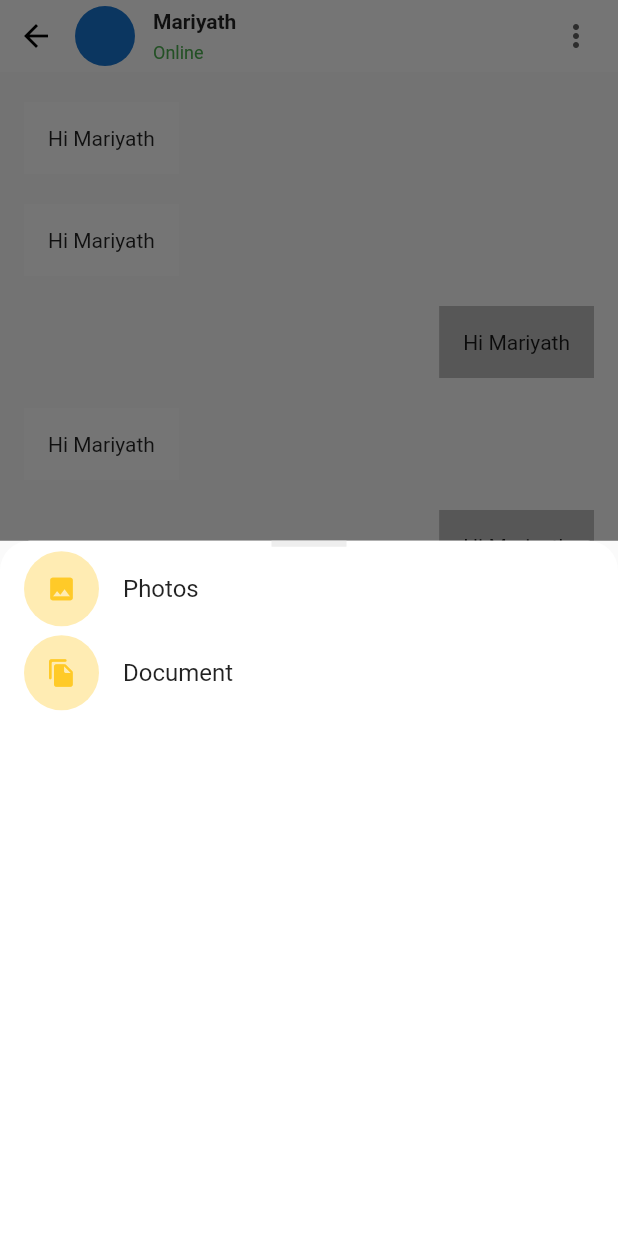
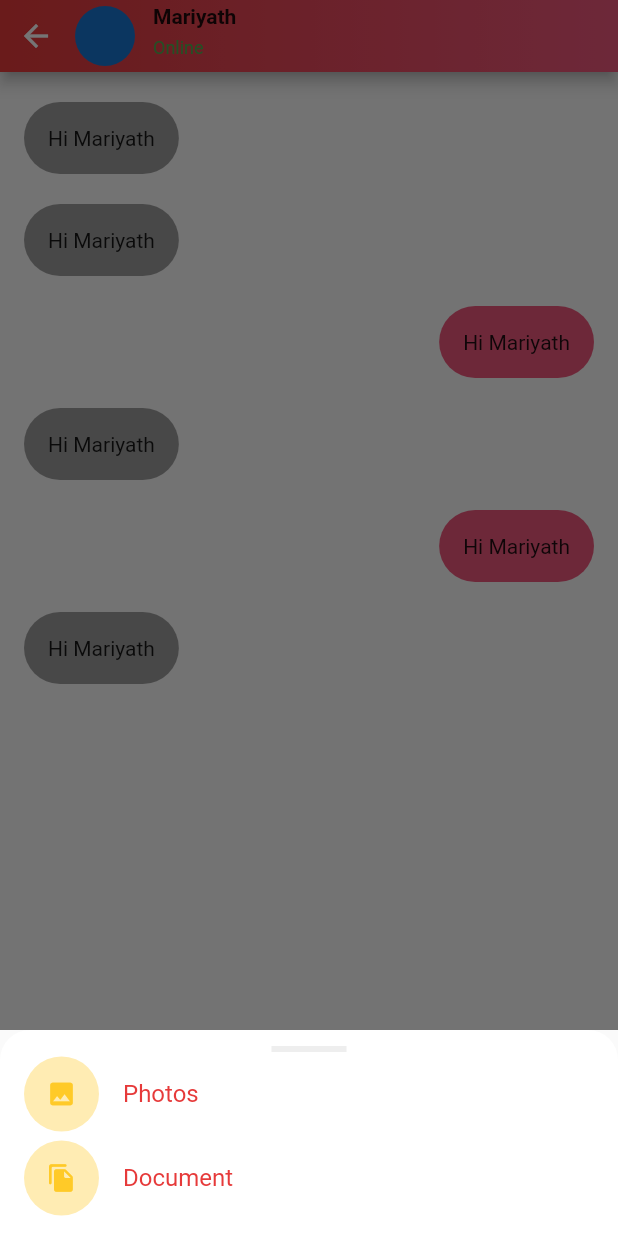
Before and after one commit to jithya471/swapbay, a Flutter app: the ChatDetailPage screen opened directly, after a tap on the "add" icon, on a phone screen of 412 x 824 dp. Run offline on Flutter 3.47's test engine with Material 2 defaults, Android fonts, the phone set to English and light mode, and no system bars; our stand-ins replace carousel_slider, dropdown_textfield, font_awesome_flutter, image_picker, like_button, pin_code_fields and 2 more.

Commit message:
final ui

```diff
--- a/lib/accounts.dart
+++ b/lib/accounts.dart
@@ -142,7 +142,7 @@ class _AccountsPageState extends State<AccountsPage> {
                                               });
                                             }),
                                         Expanded(
-                                          child: Text('MALE'),
+                                          child: Text('MALE', style: TextStyle(color: kBlack),),
                                         )
                                       ],
                                     ),
@@ -159,7 +159,7 @@ class _AccountsPageState extends State<AccountsPage> {
                                                 gender = value.toString();
                                               });
                                             }),
-                                        Expanded(child: Text('FEMALE'))
+                                        Expanded(child: Text('FEMALE', style: TextStyle(color: kBlack)))
                                       ],
                                     ),
                                   ),
@@ -175,7 +175,7 @@ class _AccountsPageState extends State<AccountsPage> {
                                                 gender = value.toString();
                                               });
                                             }),
-                                        Expanded(child: Text('OTHER'))
+                                        Expanded(child: Text('OTHER', style: TextStyle(color: kBlack)))
                                       ],
                                     ),
                                   ),
--- a/lib/chat_bubble.dart
+++ b/lib/chat_bubble.dart
@@ -1,6 +1,7 @@
 import 'package:flutter/material.dart';
 import 'package:swapbay/chat_message.dart';
 import 'package:flutter/cupertino.dart';
+import 'package:swapbay/constants.dart';
 import 'chat_detailpage.dart';
 
 class ChatBubble extends StatelessWidget {
@@ -10,13 +11,20 @@ class ChatBubble extends StatelessWidget {
   @override
   Widget build(BuildContext context) {
     return Container(
-      padding: EdgeInsets.only(left: 16,right: 16,top: 10,bottom: 10),
+      padding: EdgeInsets.only(left: 16, right: 16, top: 10, bottom: 10),
       child: Align(
-        alignment: (chatMessage.type == MessageType.Receiver?Alignment.topLeft:Alignment.topRight),
+        alignment: (chatMessage.type == MessageType.Receiver
+            ? Alignment.topLeft
+            : Alignment.topRight),
         child: Container(
-          color: (chatMessage.type == MessageType.Receiver?Colors.white:Colors.grey.shade400),
+          decoration: BoxDecoration(
+            borderRadius: BorderRadius.circular(50),
+            color: (chatMessage.type == MessageType.Receiver
+                ? Colors.grey
+                : secondaryColor),
+          ),
           padding: EdgeInsets.all(16),
-          child:Text(chatMessage.message),
+          child: Text(chatMessage.message),
         ),
       ),
     );
--- a/lib/chat_detailpage.dart
+++ b/lib/chat_detailpage.dart
@@ -1,4 +1,5 @@
 import 'package:flutter/material.dart';
+import 'package:swapbay/constants.dart';
 import 'package:swapbay/sendmenu_itemlist.dart';
 import 'chat_bubble.dart';
 import 'chat_message.dart';
@@ -36,12 +37,14 @@ class _ChatDetailPageState extends State<ChatDetailPage> {
         context: context,
         builder: (context) {
           return Container(
+            height: MediaQuery.of(context).size.height / 6,
             decoration: BoxDecoration(
               color: Colors.white,
               borderRadius: BorderRadius.only(
                   topRight: Radius.circular(20), topLeft: Radius.circular(20)),
             ),
             child: Column(
+              mainAxisAlignment: MainAxisAlignment.center,
               children: <Widget>[
                 Center(
                   child: Container(
@@ -69,7 +72,10 @@ class _ChatDetailPageState extends State<ChatDetailPage> {
                             color: menuItems[index].color.shade400,
                           ),
                         ),
-                        title: Text(menuItems[index].text),
+                        title: Text(
+                          menuItems[index].text,
+                         style: TextStyle(color: primaryColor),
+                        ),
                       );
                     }),
               ],
@@ -127,6 +133,7 @@ class _ChatDetailPageState extends State<ChatDetailPage> {
                   ),
                   Expanded(
                     child: TextField(
+                      style: TextStyle(color: Colors.black),
                       decoration: InputDecoration(
                           hintText: 'Type Message...',
                           hintStyle: TextStyle(color: Colors.grey.shade500),
--- a/lib/chat_message.dart
+++ b/lib/chat_message.dart
@@ -1,8 +1,7 @@
-
 import 'chat_detailpage.dart';
 
-class ChatMessage{
+class ChatMessage {
   String message;
   MessageType type;
-  ChatMessage({required this.message,required this.type});
+  ChatMessage({required this.message, required this.type});
 }
--- a/lib/chatdetail_appbar.dart
+++ b/lib/chatdetail_appbar.dart
@@ -1,43 +1,63 @@
 import 'package:flutter/material.dart';
+import 'package:swapbay/constants.dart';
 
-class ChatDetailPageAppBar extends StatelessWidget implements PreferredSizeWidget {
+class ChatDetailPageAppBar extends StatelessWidget
+    implements PreferredSizeWidget {
   const ChatDetailPageAppBar({Key? key}) : super(key: key);
 
   @override
   Widget build(BuildContext context) {
     return AppBar(
-      elevation: 0,
       automaticallyImplyLeading: false,
-      backgroundColor: Colors.white,
-      flexibleSpace: SafeArea(
-        child: Container(
-          padding: EdgeInsets.only(right: 16),
+      flexibleSpace: Container(
+        decoration: BoxDecoration(gradient: primary),
+
+        child: SafeArea(
           child: Row(
             children: <Widget>[
-              IconButton(onPressed: () {
-                Navigator.pop(context);
-              },
-                icon: Icon(Icons.arrow_back, color: Colors.black,),),
-              SizedBox(width: 2,),
+              IconButton(
+                onPressed: () {
+                  Navigator.pop(context);
+                },
+                icon: Icon(
+                  Icons.arrow_back,
+                  color: Colors.white,
+                ),
+              ),
+              SizedBox(
+                width: 2,
+              ),
               CircleAvatar(
                 backgroundImage: AssetImage('images/user.png'),
                 maxRadius: 20,
               ),
-              SizedBox(width: 12,),
+              SizedBox(
+                width: 12,
+              ),
               Expanded(
                 child: Column(
                   crossAxisAlignment: CrossAxisAlignment.start,
                   mainAxisAlignment: MainAxisAlignment.center,
                   children: <Widget>[
-                    Text('Mariyath',
-                      style: TextStyle(fontWeight: FontWeight.w600),),
-                    SizedBox(height: 6,),
-                    Text('Online',
-                      style: TextStyle(color: Colors.green, fontSize: 12),),
+                    Text(
+                      'Mariyath',
+                      style: TextStyle(
+                        fontWeight: FontWeight.w600,
+                      ),
+                    ),
+                    SizedBox(
+                      height: 6,
+                    ),
+                    Text(
+                      'Online',
+                      style: TextStyle(color: Colors.green, fontSize: 12),
+                    ),
+                    SizedBox(
+                      height: 6,
+                    ),
                   ],
                 ),
               ),
-              Icon(Icons.more_vert, color: Colors.grey.shade700,),
             ],
           ),
         ),
@@ -48,5 +68,4 @@ class ChatDetailPageAppBar extends StatelessWidget implements PreferredSizeWidge
   @override
   // TODO: implement preferredSize
   Size get preferredSize => Size.fromHeight(kTextTabBarHeight);
-
 }
--- a/lib/sendmenu_itemlist.dart
+++ b/lib/sendmenu_itemlist.dart
@@ -1,8 +1,8 @@
 import 'package:flutter/material.dart';
 
-class SendMenuItems{
+class SendMenuItems {
   String text;
   IconData icons;
   MaterialColor color;
-  SendMenuItems({required this.text,required this.icons,required this.color});
+  SendMenuItems({required this.text, required this.icons, required this.color});
 }
```
Also changed, not shown: lib/chat.dart (+11 -3 lines), lib/chat_list.dart (+7 -2 lines), lib/chat_user.dart (+6 -4 lines), lib/productCard.dart (+5 -4 lines).
